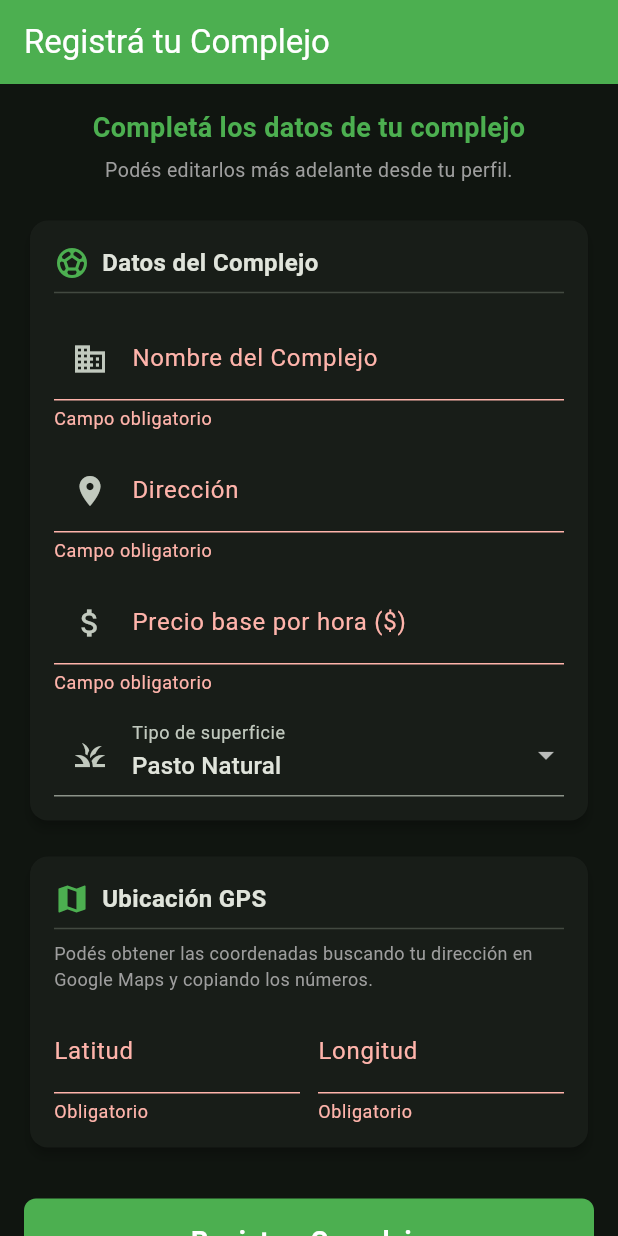
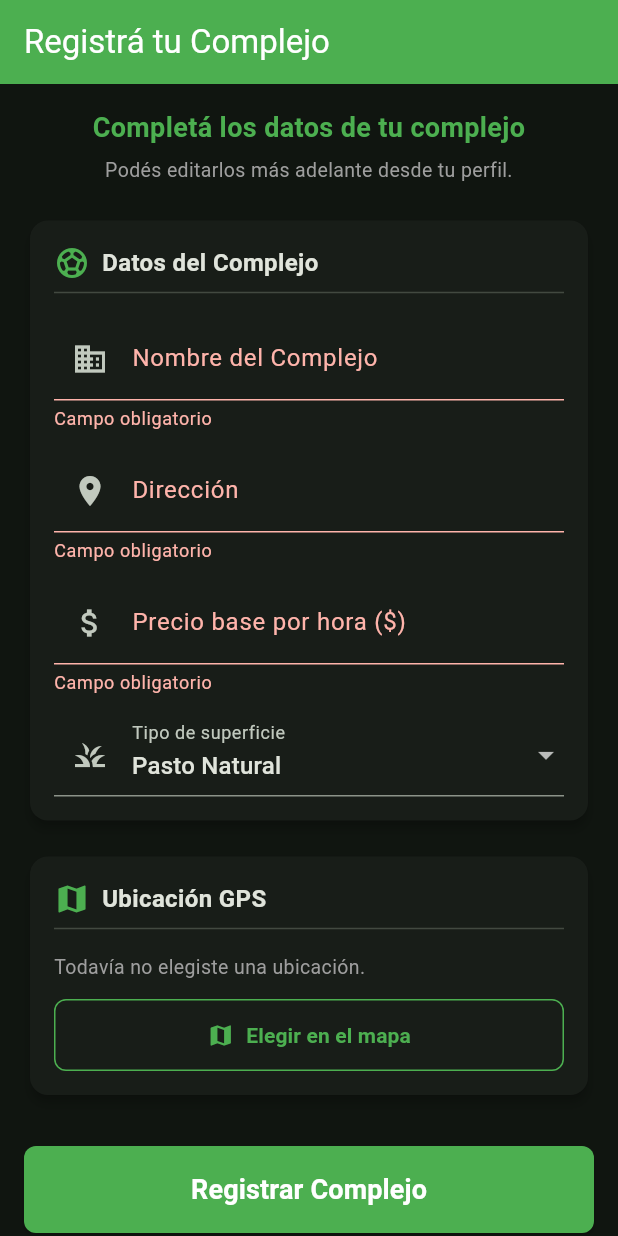
Before and after one commit to luciano104/fulbito-app, a Flutter app: the OwnerFormScreen screen opened directly, after a tap on "Registrar Complejo", on a phone screen of 412 x 824 dp. Run offline on Flutter 3.47's test engine with Material 3 defaults, Android fonts, the phone set to English and light mode, and no system bars; our stand-ins replace flutter_map, latlong2; accounts and stored records are empty; Roboto replaces fonts that are missing (SF Pro Display).

Commit message:
Actualización carga de coordenadas por medio del mapa

```diff
--- a/mobile_app/lib/features/owner/screens/owner_form_screen.dart
+++ b/mobile_app/lib/features/owner/screens/owner_form_screen.dart
@@ -1,4 +1,6 @@
 import 'package:flutter/material.dart';
+import 'package:latlong2/latlong.dart';
+import 'package:mobile_app/features/owner/screens/location_picker_screen.dart';
 import 'package:provider/provider.dart';
 import 'package:http/http.dart' as http;
 import 'dart:convert';
@@ -18,10 +20,9 @@ class _OwnerFormScreenState extends State<OwnerFormScreen> {
 
   String _nombre = '';
   String _direccion = '';
-  String _latitud = '';
-  String _longitud = '';
   String _precioBase = '';
   String _superficie = 'grass'; // valor por defecto
+  LatLng? _ubicacion;
 
   bool _isLoading = false;
 
@@ -33,8 +34,35 @@ class _OwnerFormScreenState extends State<OwnerFormScreen> {
     {'value': 'dirt', 'label': 'Tierra'},
   ];
 
+  Future<void> _abrirMapaPicker() async {
+    final resultado = await Navigator.push<LatLng>(
+      context,
+      MaterialPageRoute(
+        builder: (_) => LocationPickerScreen(
+          initialLat: _ubicacion?.latitude,
+          initialLng: _ubicacion?.longitude,
+        ),
+      ),
+    );
+
+    if (resultado != null) {
+      setState(() => _ubicacion = resultado);
+    }
+  }
+
   Future<void> _enviarFormulario() async {
     if (!_formKey.currentState!.validate()) return;
+
+    if (_ubicacion == null) {
+      ScaffoldMessenger.of(context).showSnackBar(
+        const SnackBar(
+          content: Text('Tenés que elegir la ubicación en el mapa'),
+          backgroundColor: Colors.orange,
+        ),
+      );
+      return;
+    }
+
     _formKey.currentState!.save();
 
     setState(() => _isLoading = true);
@@ -52,8 +80,8 @@ class _OwnerFormScreenState extends State<OwnerFormScreen> {
         body: json.encode({
           'name': _nombre,
           'address': _direccion,
-          'latitude': double.parse(_latitud),
-          'longitude': double.parse(_longitud),
+          'latitude': _ubicacion!.latitude,
+          'longitude': _ubicacion!.longitude,
           'base_price': _precioBase,
           'surface_type': _superficie,
         }),
@@ -231,47 +259,59 @@ class _OwnerFormScreenState extends State<OwnerFormScreen> {
                                 fontSize: 16, fontWeight: FontWeight.bold)),
                       ]),
                       const Divider(),
-                      const Text(
-                        'Podés obtener las coordenadas buscando tu dirección en Google Maps y copiando los números.',
-                        style: TextStyle(color: Colors.grey, fontSize: 12),
-                      ),
+                      const SizedBox(height: 8),
+
+                      //Estado de la ubicación
+                      if (_ubicacion == null)
+                        const Text(
+                          'Todavía no elegiste una ubicación.',
+                          style: TextStyle(color: Colors.grey, fontSize: 13),
+                        )
+                      else
+                        Container(
+                          padding: const EdgeInsets.symmetric(horizontal: 12, vertical: 8),
+                          decoration: BoxDecoration(
+                            color: Colors.green.withOpacity(0.1),
+                            borderRadius: BorderRadius.circular(8),
+                            border: Border.all(color: Colors.green.withOpacity(0.3)),
+                          ),
+                          child: Row(children: [
+                            const Icon(Icons.check_circle, color: Colors.green, size: 18),
+                            const SizedBox(width: 8),
+                            Expanded(
+                              child: Text(
+                                'Lat: ${_ubicacion!.latitude.toStringAsFixed(6)}\n'
+                                'Lng: ${_ubicacion!.longitude.toStringAsFixed(6)}',
+                                style: const TextStyle(
+                                    color: Colors.green,
+                                    fontSize: 13,
+                                    fontFamily: 'monospace'),
+                              ),
+                            ),
+                          ]),
+                        ),
+
                       const SizedBox(height: 12),
 
-                      Row(children: [
-                        Expanded(
-                          child: TextFormField(
-                            decoration: const InputDecoration(
-                              labelText: 'Latitud',
-                              hintText: '-24.7821',
-                            ),
-                            keyboardType: const TextInputType.numberWithOptions(
-                                decimal: true, signed: true),
-                            validator: (v) {
-                              if (v!.trim().isEmpty) return 'Obligatorio';
-                              if (double.tryParse(v) == null) return 'Número inválido';
-                              return null;
-                            },
-                            onSaved: (v) => _latitud = v!.trim(),
+                      SizedBox(
+                        width: double.infinity,
+                        child: OutlinedButton.icon(
+                          onPressed: _abrirMapaPicker,
+                          icon: Icon(
+                            _ubicacion == null ? Icons.map : Icons.edit_location_alt,
+                            color: Colors.green,
+                          ),
+                          label: Text(
+                            _ubicacion == null ? 'Elegir en el mapa' : 'Cambiar ubicación',
+                            style: const TextStyle(color: Colors.green, fontWeight: FontWeight.bold),
+                          ),
+                          style: OutlinedButton.styleFrom(
+                            padding: const EdgeInsets.symmetric(vertical: 14),
+                            side: const BorderSide(color: Colors.green),
+                            shape: RoundedRectangleBorder(borderRadius: BorderRadius.circular(8)),
                           ),
                         ),
-                        const SizedBox(width: 12),
-                        Expanded(
-                          child: TextFormField(
-                            decoration: const InputDecoration(
-                              labelText: 'Longitud',
-                              hintText: '-65.4232',
-                            ),
-                            keyboardType: const TextInputType.numberWithOptions(
-                                decimal: true, signed: true),
-                            validator: (v) {
-                              if (v!.trim().isEmpty) return 'Obligatorio';
-                              if (double.tryParse(v) == null) return 'Número inválido';
-                              return null;
-                            },
-                            onSaved: (v) => _longitud = v!.trim(),
-                          ),
-                        ),
-                      ]),
+                      ),
                     ],
                   ),
                 ),
```
Also changed, not shown: mobile_app/lib/features/owner/screens/location_picker_screen.dart (added, +185 -0 lines).
